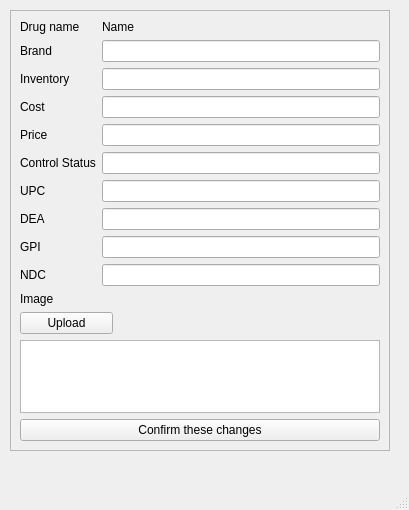
Before: the Qt Designer form addgrug.ui in WNewsome/Pharmaceutical-Point-of-Sale, drawn with Qt 5.
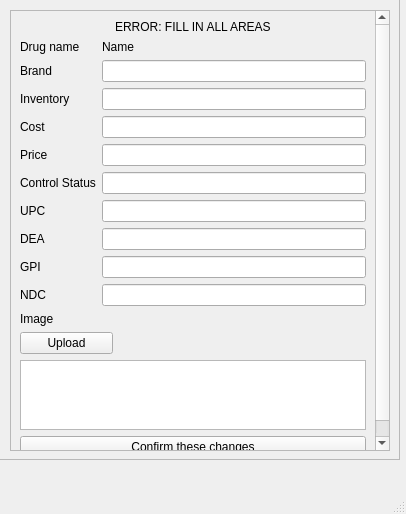
After: the same form once the commit is applied.

Commit message: added error for not filling in all fields

Patch:
```diff
--- a/addgrug.ui
+++ b/addgrug.ui
@@ -6,8 +6,8 @@
    <rect>
     <x>0</x>
     <y>0</y>
-    <width>409</width>
-    <height>510</height>
+    <width>406</width>
+    <height>514</height>
    </rect>
   </property>
   <property name="windowTitle">
@@ -32,146 +32,146 @@
        <x>0</x>
        <y>0</y>
        <width>357</width>
-       <height>488</height>
+       <height>511</height>
       </rect>
      </property>
      <layout class="QGridLayout" name="gridLayout_2">
-      <item row="0" column="0">
+      <item row="2" column="0">
        <layout class="QGridLayout" name="gridLayout">
-        <item row="6" column="0">
+        <item row="7" column="0">
          <widget class="QLabel" name="label_7">
           <property name="text">
            <string>UPC</string>
           </property>
          </widget>
         </item>
-        <item row="5" column="1">
+        <item row="6" column="1">
          <widget class="QLineEdit" name="control">
           <property name="text">
            <string/>
           </property>
          </widget>
         </item>
-        <item row="5" column="0">
+        <item row="6" column="0">
          <widget class="QLabel" name="label_8">
           <property name="text">
            <string>Control Status</string>
           </property>
          </widget>
         </item>
-        <item row="6" column="1">
+        <item row="7" column="1">
          <widget class="QLineEdit" name="upc">
           <property name="text">
            <string/>
           </property>
          </widget>
         </item>
-        <item row="0" column="1">
+        <item row="1" column="1">
          <widget class="QLabel" name="drugname">
           <property name="text">
            <string>Name</string>
           </property>
          </widget>
         </item>
-        <item row="2" column="1">
+        <item row="3" column="1">
          <widget class="QLineEdit" name="invintory">
           <property name="text">
            <string/>
           </property>
          </widget>
         </item>
-        <item row="8" column="0">
+        <item row="9" column="0">
          <widget class="QLabel" name="label_10">
           <property name="text">
            <string>GPI</string>
           </property>
          </widget>
         </item>
-        <item row="7" column="0">
+        <item row="8" column="0">
          <widget class="QLabel" name="label_9">
           <property name="text">
            <string>DEA</string>
           </property>
          </widget>
         </item>
-        <item row="4" column="1">
+        <item row="5" column="1">
          <widget class="QLineEdit" name="Price">
           <property name="text">
            <string/>
           </property>
          </widget>
         </item>
-        <item row="1" column="1">
+        <item row="2" column="1">
          <widget class="QLineEdit" name="brandname">
           <property name="text">
            <string/>
           </property>
          </widget>
         </item>
-        <item row="8" column="1">
+        <item row="9" column="1">
          <widget class="QLineEdit" name="gpi">
           <property name="text">
            <string/>
           </property>
          </widget>
         </item>
-        <item row="7" column="1">
+        <item row="8" column="1">
          <widget class="QLineEdit" name="DEA">
           <property name="text">
            <string/>
           </property>
          </widget>
         </item>
-        <item row="2" column="0">
+        <item row="3" column="0">
          <widget class="QLabel" name="label_2">
           <property name="text">
            <string>Inventory</string>
           </property>
          </widget>
         </item>
-        <item row="9" column="1">
+        <item row="10" column="1">
          <widget class="QLineEdit" name="NDC">
           <property name="text">
            <string/>
           </property>
          </widget>
         </item>
-        <item row="9" column="0">
+        <item row="10" column="0">
          <widget class="QLabel" name="label_11">
           <property name="text">
            <string>NDC</string>
           </property>
          </widget>
         </item>
-        <item row="1" column="0">
+        <item row="2" column="0">
          <widget class="QLabel" name="label_6">
           <property name="text">
            <string>Brand</string>
           </property>
          </widget>
         </item>
-        <item row="4" column="0">
+        <item row="5" column="0">
          <widget class="QLabel" name="label_3">
           <property name="text">
            <string>Price</string>
           </property>
          </widget>
         </item>
-        <item row="0" column="0">
+        <item row="1" column="0">
          <widget class="QLabel" name="label">
           <property name="text">
            <string>Drug name</string>
           </property>
          </widget>
         </item>
-        <item row="3" column="0">
+        <item row="4" column="0">
          <widget class="QLabel" name="label_18">
           <property name="text">
            <string>Cost</string>
           </property>
          </widget>
         </item>
-        <item row="3" column="1">
+        <item row="4" column="1">
          <widget class="QLineEdit" name="Cost">
           <property name="text">
            <string/>
@@ -180,7 +180,7 @@
         </item>
        </layout>
       </item>
-      <item row="2" column="0">
+      <item row="4" column="0">
        <widget class="QPushButton" name="openimage">
         <property name="maximumSize">
          <size>
@@ -193,26 +193,54 @@
         </property>
        </widget>
       </item>
-      <item row="6" column="0">
+      <item row="8" column="0">
        <widget class="QPushButton" name="confirm">
         <property name="text">
          <string>Confirm these changes</string>
         </property>
        </widget>
       </item>
-      <item row="1" column="0">
+      <item row="3" column="0">
        <widget class="QLabel" name="label_4">
         <property name="text">
          <string>Image</string>
         </property>
        </widget>
       </item>
-      <item row="4" column="0">
+      <item row="6" column="0">
        <widget class="QGraphicsView" name="Image"/>
       </item>
+      <item row="0" column="0" alignment="Qt::AlignHCenter">
+       <widget class="QLabel" name="Error">
+        <property name="enabled">
+         <bool>true</bool>
+        </property>
+        <property name="text">
+         <string>ERROR: FILL IN ALL AREAS</string>
+        </property>
+       </widget>
+      </item>
      </layout>
     </widget>
    </widget>
+   <widget class="QFrame" name="frame">
+    <property name="geometry">
+     <rect>
+      <x>-1</x>
+      <y>-1</y>
+      <width>401</width>
+      <height>461</height>
+     </rect>
+    </property>
+    <property name="frameShape">
+     <enum>QFrame::StyledPanel</enum>
+    </property>
+    <property name="frameShadow">
+     <enum>QFrame::Raised</enum>
+    </property>
+   </widget>
+   <zorder>frame</zorder>
+   <zorder>scrollArea</zorder>
   </widget>
   <widget class="QMenuBar" name="menubar">
    <property name="geometry">
```
Left out of the diff: 2 changed lines with no effect on the pictures. The commit also changes 1 other file.
